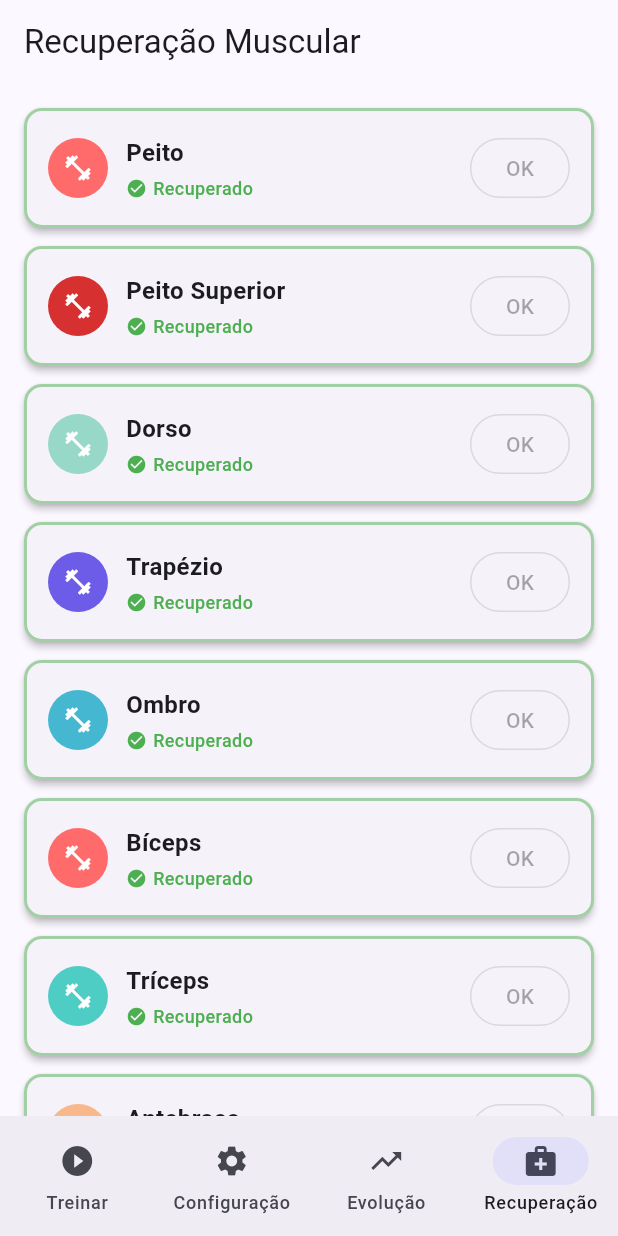
After one commit to alanaraujo902/mash, a Flutter app: the HomeScreen screen opened directly, on a phone screen of 412 x 824 dp. The commit adds this screen. Run offline on Flutter 3.47's test engine with Material 3 defaults, Android fonts, the phone set to English and light mode, and no system bars; our stand-ins replace drift, drift_flutter, fl_chart; accounts and stored records are empty; generated files the repository leaves out were written again.

Commit message:
0.0.7 - Recuperação

```diff
--- a/lib/main.dart
+++ b/lib/main.dart
@@ -5,6 +5,7 @@ import 'providers/muscle_group_provider.dart';
 import 'providers/training_session_provider.dart';
 import 'providers/exercise_provider.dart';
 import 'providers/workout_provider.dart';
+import 'providers/recovery_provider.dart';
 import 'screens/home_screen.dart';
 
 void main() async {
@@ -35,6 +36,9 @@ class MyApp extends StatelessWidget {
         ChangeNotifierProvider(
           create: (_) => WorkoutProvider(database),
         ),
+        ChangeNotifierProvider(
+          create: (_) => RecoveryProvider(database)..loadRecoveryData(),
+        ),
       ],
       child: MaterialApp(
         title: 'Muscle App',
--- /dev/null
+++ b/lib/providers/recovery_provider.dart
@@ -0,0 +1,40 @@
+import 'package:flutter/material.dart';
+import '../database/database.dart';
+
+class RecoveryProvider extends ChangeNotifier {
+  final AppDatabase database;
+
+  // Mapa para acesso rápido: MuscleGroupId -> MuscleRecovery Data
+  Map<String, MuscleRecovery> _recoveryStatus = {};
+
+  RecoveryProvider(this.database);
+
+  MuscleRecovery? getStatus(String muscleGroupId) {
+    return _recoveryStatus[muscleGroupId];
+  }
+
+  Future<void> loadRecoveryData() async {
+    // Carrega todos os grupos musculares para garantir que temos status para todos
+    final muscleGroups = await database.getAllMuscleGroups();
+
+    for (var group in muscleGroups) {
+      final status = await database.getRecoveryStatus(group.id);
+      if (status != null) {
+        _recoveryStatus[group.id] = status;
+      }
+    }
+    notifyListeners();
+  }
+
+  // Chamado automaticamente ao finalizar um treino
+  Future<void> markAsFatigued(String muscleGroupId) async {
+    await database.setMuscleFatigued(muscleGroupId);
+    await loadRecoveryData();
+  }
+
+  // Chamado pelo usuário na tela de recuperação
+  Future<void> markAsRecovered(String muscleGroupId, DateTime date) async {
+    await database.setMuscleRecovered(muscleGroupId, date);
+    await loadRecoveryData();
+  }
+}
--- a/lib/screens/home_screen.dart
+++ b/lib/screens/home_screen.dart
@@ -5,20 +5,24 @@ import '../providers/muscle_group_provider.dart';
 import 'training_sessions_screen.dart';
 import 'evolution_screen.dart';
 import 'train_screen.dart';
+import 'recovery_screen.dart';
 
 class HomeScreen extends StatefulWidget {
-  const HomeScreen({Key? key}) : super(key: key);
+  final int initialIndex; // Adicione isso para permitir navegação direta
+
+  const HomeScreen({Key? key, this.initialIndex = 0}) : super(key: key);
 
   @override
   State<HomeScreen> createState() => _HomeScreenState();
 }
 
 class _HomeScreenState extends State<HomeScreen> {
-  int _selectedIndex = 0;
+  late int _selectedIndex;
 
   @override
   void initState() {
     super.initState();
+    _selectedIndex = widget.initialIndex; // Usa o índice inicial
     Future.microtask(() {
       context.read<MuscleGroupProvider>().loadMuscleGroups();
       context.read<TrainingSessionProvider>().loadTrainingSessions();
@@ -31,9 +35,10 @@ class _HomeScreenState extends State<HomeScreen> {
       body: IndexedStack(
         index: _selectedIndex,
         children: const [
-          TrainScreen(),            // 0: Tela Principal de Execução
-          TrainingSessionsScreen(), // 1: Antiga "Treinos", agora Configuração
-          EvolutionScreen(),        // 2: Evolução
+          TrainScreen(),            // 0
+          TrainingSessionsScreen(), // 1
+          EvolutionScreen(),        // 2
+          RecoveryScreen(),         // 3: Nova Tela
         ],
       ),
       bottomNavigationBar: NavigationBar(
@@ -56,6 +61,12 @@ class _HomeScreenState extends State<HomeScreen> {
             icon: Icon(Icons.trending_up),
             label: 'Evolução',
           ),
+          NavigationDestination(
+            // Nova aba
+            icon: Icon(Icons.medical_services_outlined),
+            selectedIcon: Icon(Icons.medical_services),
+            label: 'Recuperação',
+          ),
         ],
       ),
     );
--- /dev/null
+++ b/lib/screens/recovery_screen.dart
@@ -0,0 +1,166 @@
+import 'package:flutter/material.dart';
+import 'package:provider/provider.dart';
+import 'package:intl/intl.dart';
+import '../providers/muscle_group_provider.dart';
+import '../providers/recovery_provider.dart';
+
+class RecoveryScreen extends StatelessWidget {
+  const RecoveryScreen({Key? key}) : super(key: key);
+
+  Future<void> _selectDateAndRecover(
+    BuildContext context,
+    String muscleGroupId,
+    RecoveryProvider recoveryProvider,
+  ) async {
+    final now = DateTime.now();
+    final pickedDate = await showDatePicker(
+      context: context,
+      initialDate: now,
+      firstDate: now.subtract(const Duration(days: 30)),
+      lastDate: now.add(const Duration(days: 7)),
+    );
+
+    if (pickedDate != null) {
+      await recoveryProvider.markAsRecovered(muscleGroupId, pickedDate);
+      if (context.mounted) {
+        ScaffoldMessenger.of(context).showSnackBar(
+          const SnackBar(content: Text('Recuperação registrada!')),
+        );
+      }
+    }
+  }
+
+  @override
+  Widget build(BuildContext context) {
+    return Scaffold(
+      appBar: AppBar(
+        title: const Text('Recuperação Muscular'),
+      ),
+      body: Consumer2<MuscleGroupProvider, RecoveryProvider>(
+        builder: (context, muscleProvider, recoveryProvider, _) {
+          final groups = muscleProvider.muscleGroups;
+
+          if (groups.isEmpty) {
+            return const Center(child: Text('Nenhum grupo muscular cadastrado.'));
+          }
+
+          return ListView.builder(
+            padding: const EdgeInsets.all(16),
+            itemCount: groups.length,
+            itemBuilder: (context, index) {
+              final group = groups[index];
+              final status = recoveryProvider.getStatus(group.id);
+
+              final bool isRecovered = status?.isRecovered ?? true;
+              final DateTime? lastWorkout = status?.lastWorkoutDate;
+
+              return Card(
+                elevation: 2,
+                margin: const EdgeInsets.only(bottom: 12),
+                shape: RoundedRectangleBorder(
+                  side: BorderSide(
+                    color: isRecovered
+                        ? Colors.green.withOpacity(0.5)
+                        : Colors.orange.withOpacity(0.8),
+                    width: 2,
+                  ),
+                  borderRadius: BorderRadius.circular(12),
+                ),
+                child: Padding(
+                  padding: const EdgeInsets.all(16.0),
+                  child: Column(
+                    children: [
+                      Row(
+                        children: [
+                          CircleAvatar(
+                            backgroundColor:
+                                muscleProvider.getColorFromHex(group.color),
+                            child: const Icon(
+                              Icons.fitness_center,
+                              color: Colors.white,
+                              size: 20,
+                            ),
+                          ),
+                          const SizedBox(width: 12),
+                          Expanded(
+                            child: Column(
+                              crossAxisAlignment: CrossAxisAlignment.start,
+                              children: [
+                                Text(
+                                  group.name,
+                                  style: const TextStyle(
+                                    fontWeight: FontWeight.bold,
+                                    fontSize: 16,
+                                  ),
+                                ),
+                                const SizedBox(height: 4),
+                                Row(
+                                  children: [
+                                    Icon(
+                                      isRecovered
+                                          ? Icons.check_circle
+                                          : Icons.warning_amber_rounded,
+                                      size: 14,
+                                      color: isRecovered ? Colors.green : Colors.orange,
+                                    ),
+                                    const SizedBox(width: 4),
+                                    Text(
+                                      isRecovered
+                                          ? 'Recuperado'
+                                          : 'Fadiga / Em descanso',
+                                      style: TextStyle(
+                                        color:
+                                            isRecovered ? Colors.green : Colors.orange,
+                                        fontWeight: FontWeight.w500,
+                                        fontSize: 12,
+                                      ),
+                                    ),
+                                  ],
+                                ),
+                                if (lastWorkout != null && !isRecovered)
+                                  Padding(
+                                    padding: const EdgeInsets.only(top: 4.0),
+                                    child: Text(
+                                      'Último treino: ${DateFormat('dd/MM HH:mm').format(lastWorkout)}',
+                                      style: TextStyle(
+                                        fontSize: 11,
+                                        color: Colors.grey[600],
+                                      ),
+                                    ),
+                                  ),
+                              ],
+                            ),
+                          ),
+                          if (!isRecovered)
+                            ElevatedButton(
+                              onPressed: () => _selectDateAndRecover(
+                                context,
+                                group.id,
+                                recoveryProvider,
+                              ),
+                              style: ElevatedButton.styleFrom(
+                                backgroundColor: Colors.green,
+                                foregroundColor: Colors.white,
+                                padding:
+                                    const EdgeInsets.symmetric(horizontal: 12),
+                              ),
+                              child: const Text('Recuperado'),
+                            )
+                          else
+                            OutlinedButton(
+                              onPressed: null, // Desabilitado pois já está recuperado
+                              child: const Text('OK'),
+                            ),
+                        ],
+                      ),
+                    ],
+                  ),
+                ),
+              );
+            },
+          );
+        },
+      ),
+    );
+  }
+}
```
Also changed, not shown: lib/database/database.dart (+71 -0 lines), lib/screens/active_workout_screen.dart (+23 -3 lines), lib/database/database.g.dart.
